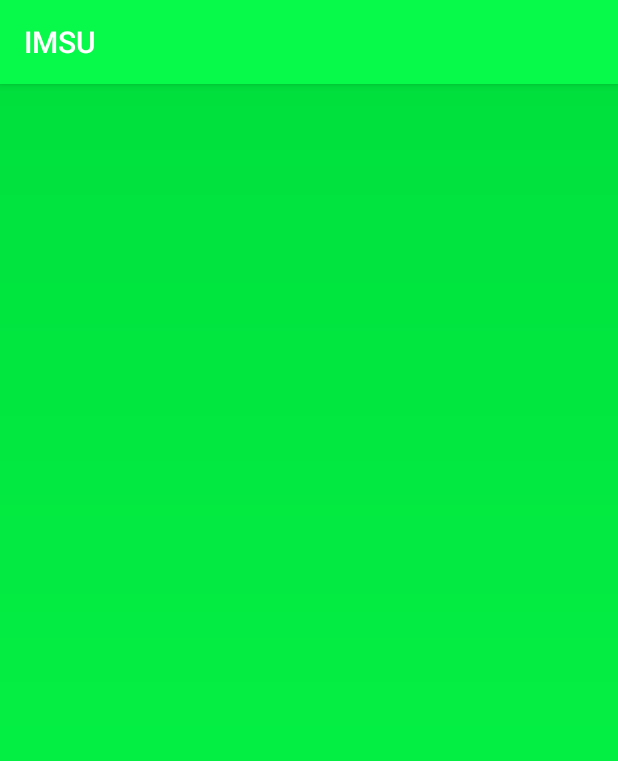
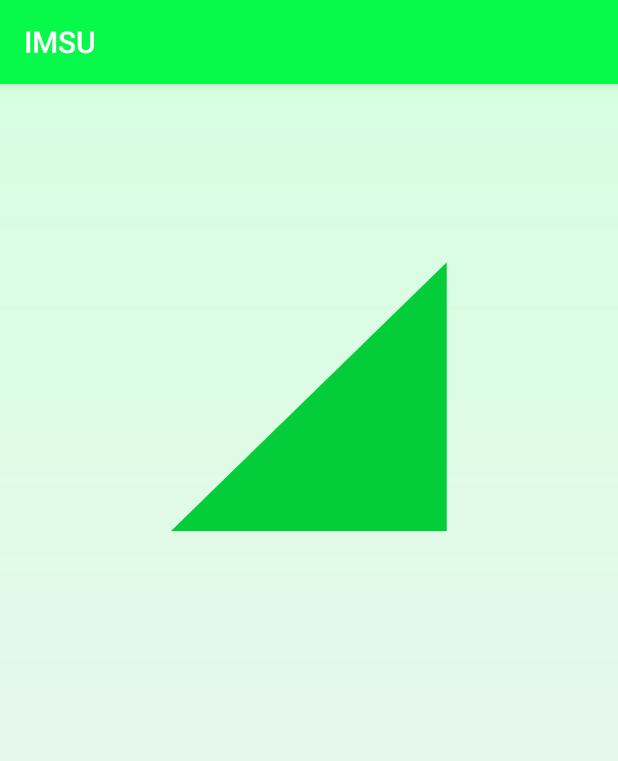
Before and after one commit to lizardkingLK/IMSU, an Android app: the GameActivity screen opened directly, with no data from a screen before it, on a phone screen of 412 x 824 dp. Shown: the top 761 px of the screen. Run offline under Robolectric (Android 15) with nearby library versions, the phone set to English and light mode, and no system bars.

Commit message:
Ninth Commit IMSU

```diff
--- a/app/src/main/AndroidManifest.xml
+++ b/app/src/main/AndroidManifest.xml
@@ -11,7 +11,6 @@
         android:supportsRtl="true"
         android:theme="@style/AppTheme"
         tools:ignore="GoogleAppIndexingWarning">
-        <activity android:name=".GameActivity"></activity>
         <activity android:name=".MainActivity">
             <intent-filter>
                 <action android:name="android.intent.action.MAIN" />
@@ -25,6 +24,8 @@
         <activity android:name=".HelpActivity"></activity>
         <activity android:name=".SelectLevelActivity"></activity>
         <activity android:name=".NewGameActivity"></activity>
+        <activity android:name=".GameActivity"></activity>
+
     </application>
 
 </manifest>
--- /dev/null
+++ b/app/src/main/java/com/example/imsu/Strings.java
@@ -0,0 +1,5 @@
+package com.example.imsu;
+
+public class Strings {
+    public final static String created_player = "playerSingleton created";
+}
--- /dev/null
+++ b/app/src/main/res/drawable/drawable_background_gradient_game.xml
@@ -0,0 +1,8 @@
+<?xml version="1.0" encoding="utf-8"?>
+<shape xmlns:android="http://schemas.android.com/apk/res/android"
+    android:shape="rectangle">
+    <gradient
+        android:startColor="@color/colorAccent"
+        android:endColor="@color/colorGradientGameLight"
+        android:angle="90" />
+</shape>
--- a/app/src/main/res/layout/activity_game.xml
+++ b/app/src/main/res/layout/activity_game.xml
@@ -5,7 +5,19 @@
     android:id="@+id/GameLayout"
     android:layout_width="match_parent"
     android:layout_height="match_parent"
-    android:background="@drawable/drawable_background_gradient"
+    android:background="@drawable/drawable_background_gradient_game"
     tools:context=".GameActivity">
 
+    <ImageView
+        android:id="@+id/imgView_prism_1"
+        android:layout_width="200sp"
+        android:layout_height="200sp"
+        android:layout_marginStart="106dp"
+        android:layout_marginTop="106dp"
+        android:layout_marginEnd="106dp"
+        android:contentDescription="@string/content_description_prism"
+        app:layout_constraintEnd_toEndOf="parent"
+        app:layout_constraintStart_toStartOf="parent"
+        app:layout_constraintTop_toTopOf="parent"
+        app:srcCompat="@drawable/prism_imsu_1" />
 </androidx.constraintlayout.widget.ConstraintLayout>
--- a/app/src/main/res/layout/activity_newgame.xml
+++ b/app/src/main/res/layout/activity_newgame.xml
@@ -38,7 +38,7 @@
         app:layout_constraintTop_toBottomOf="@+id/textView5" />
 
     <EditText
-        android:id="@+id/editText"
+        android:id="@+id/editText_newGame_playerName"
         android:layout_width="0dp"
         android:layout_height="80sp"
         android:layout_marginLeft="16sp"
@@ -51,7 +51,7 @@
         android:textColor="@color/colorTextLight"
         android:textColorHint="@color/colorAccent"
         android:textSize="36sp"
-        app:layout_constraintBottom_toTopOf="@+id/button"
+        app:layout_constraintBottom_toTopOf="@+id/btn_oK_playerName"
         app:layout_constraintEnd_toEndOf="parent"
         app:layout_constraintHorizontal_bias="0.5"
         app:layout_constraintStart_toStartOf="parent"
@@ -59,7 +59,7 @@
         tools:targetApi="o" />
 
     <Button
-        android:id="@+id/button"
+        android:id="@+id/btn_oK_playerName"
         android:layout_width="0dp"
         android:layout_height="wrap_content"
         android:layout_marginStart="16dp"
--- a/app/src/main/res/values/colors.xml
+++ b/app/src/main/res/values/colors.xml
@@ -7,4 +7,5 @@
     <color name="colorGradientDark">#00E03D</color>
     <color name="colorTextLight">#F2F2F2</color>
     <color name="colorTextDark">#333333</color>
+    <color name="colorGradientGameLight">#D6FFE1</color>
 </resources>
--- a/app/src/main/res/values/strings.xml
+++ b/app/src/main/res/values/strings.xml
@@ -26,4 +26,6 @@
     <string name="clicked_btn_NewGame">Clicked New Game</string>
     <string name="clicked_btn_Quit">Clicked Quit</string>
     <string name="clicked_btn_Continue">Clicked Continue</string>
+    <string name="clicked_prism">Clicked Prism</string>
+    <string name="content_description_prism">Prism</string>
 </resources>
```
Also changed, not shown: app/src/main/java/com/example/imsu/GameActivity.java (+36 -0 lines), app/src/main/java/com/example/imsu/NewGameActivity.java (+28 -0 lines), app/src/main/java/com/example/imsu/Player.java (added, +38 -0 lines), app/src/main/res/drawable/prism_imsu_1.png (added).
